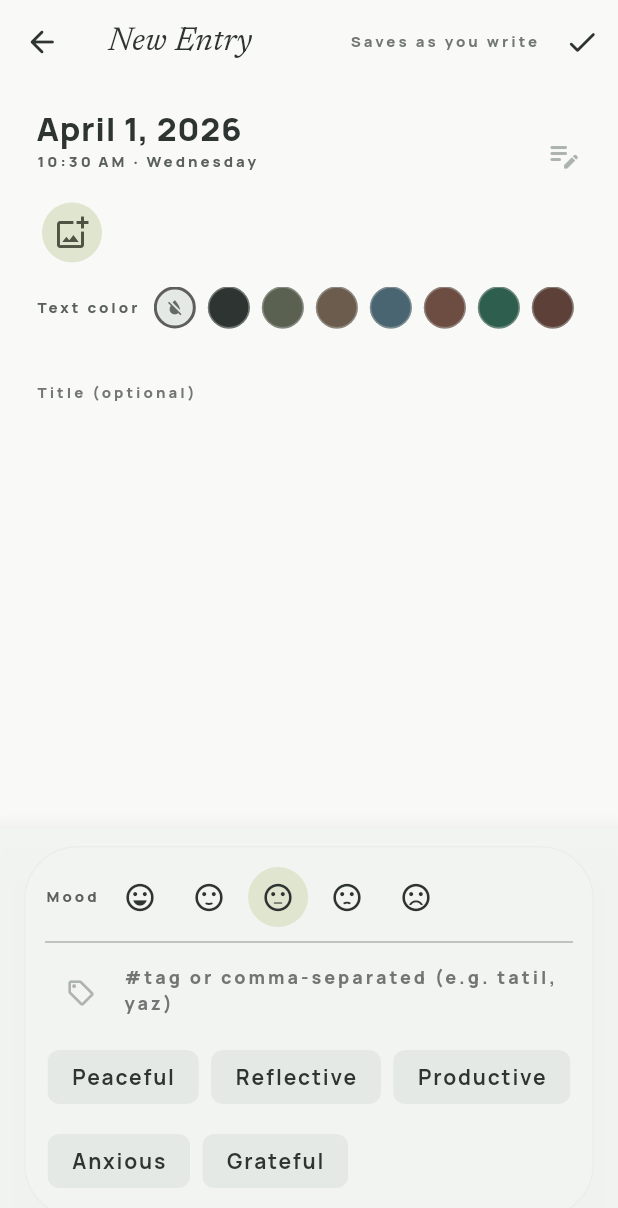
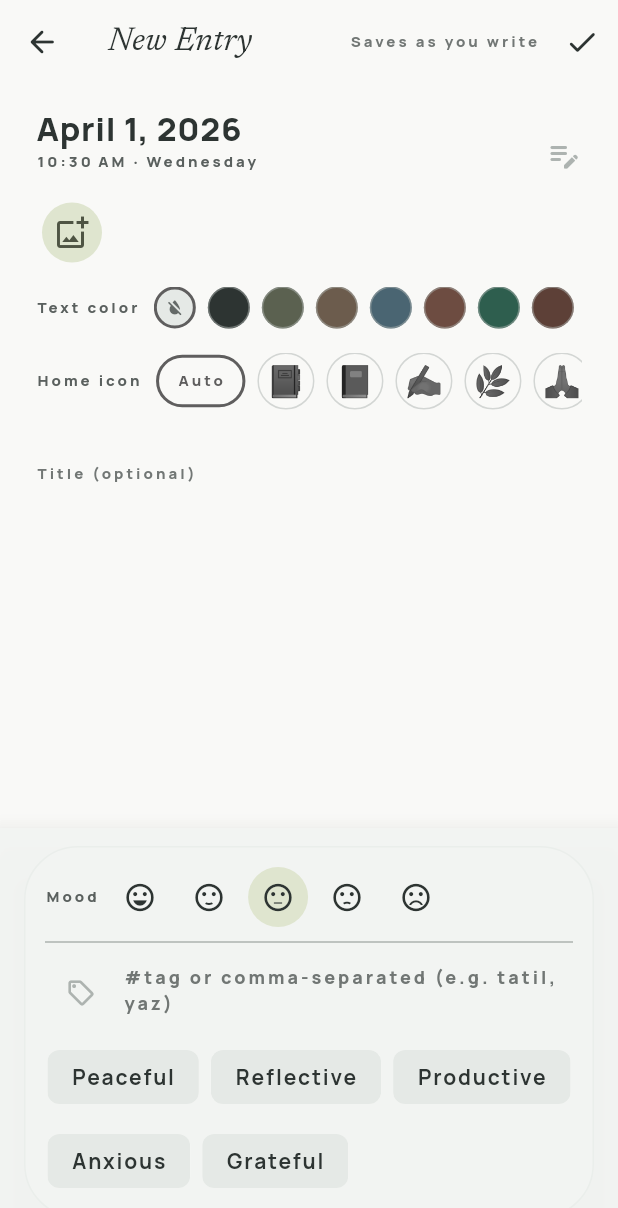
Before and after one commit to HasanSRTDMR/Memoirly, a Flutter app: the WriteEntryPage screen opened by its route, on a phone screen of 412 x 824 dp. Shown: the top 1208 px of the screen. Run offline on Flutter 3.47's test engine with Material 3 defaults, Android fonts, the phone set to English and light mode, and no system bars; our stand-ins replace cloud_firestore, equatable, file_picker, firebase_auth, firebase_core, flutter_riverpod and 6 more; accounts and stored records are empty; network calls fail.

Commit message:
ikon düzeltmesi

```diff
--- /dev/null
+++ b/lib/core/constants/entry_list_emoji.dart
@@ -0,0 +1,105 @@
+import 'package:flutter/material.dart';
+import 'package:memoirly/domain/entities/journal_entry.dart';
+
+/// Ana sayfa satırı için seçenekler — ilk sürümdeki emoji şekilleri (Material ikon değil).
+const kArchiveListEmojiChoices = <String>[
+  '📔',
+  '📓',
+  '✍️',
+  '🌿',
+  '🙏',
+  '😰',
+  '⚡',
+  '💭',
+  '🌙',
+  '☕',
+  '🎵',
+  '💡',
+  '❤️',
+  '🌅',
+  '🌧️',
+  '✨',
+  '🦋',
+  '📝',
+];
+
+/// Eski sürümden kalan ASCII ikon anahtarları (book, stories, …) — kayıtta kalmış olabilir.
+bool _looksLikeStoredIconKey(String s) {
+  return RegExp(r'^[a-z][a-z0-9_]*$').hasMatch(s);
+}
+
+String _emojiFromMood(String? m) {
+  if (m == null) return '📔';
+  const map = {
+    'peaceful': '🌿',
+    'grateful': '🙏',
+    'anxious': '😰',
+    'productive': '⚡',
+    'reflective': '💭',
+    'serene': '🌙',
+  };
+  return map[m] ?? '📓';
+}
+
+/// Ana satırda gösterilecek emoji (özel seçim veya ruh hâli).
+String emojiForHomeArchiveList(JournalEntry e) {
+  final custom = e.cardEmoji?.trim();
+  if (custom != null && custom.isNotEmpty) {
+    if (_looksLikeStoredIconKey(custom)) {
+      return _emojiFromMood(e.mood);
+    }
+    return custom;
+  }
+  return _emojiFromMood(e.mood);
+}
+
+/// Yazma ekranında bir hücrenin “seçili” sayılması (Otomatik dışında).
+bool isPickedArchiveListEmoji(String? value) {
+  final v = value?.trim();
+  if (v == null || v.isEmpty) return false;
+  if (_looksLikeStoredIconKey(v)) return false;
+  return true;
+}
+
+/// Grayscale + modulate sonrası çok koyu görünmesin diye [onSurface] yerine açık gri tonlar.
+Color archiveEmojiModulateColor(ColorScheme scheme, {bool emphasized = false}) {
+  if (emphasized) {
+    return Color.lerp(scheme.primary, scheme.surface, 0.22)!;
+  }
+  return Color.lerp(scheme.onSurfaceVariant, scheme.surface, 0.32)!;
+}
+
+/// Parlak emoji yerine: önce gri ton, sonra [color] ile çarpım — Archive paletiyle uyum.
+Widget themedArchiveListEmoji(
+  String emoji, {
+  required Color color,
+  double size = 22,
+}) {
+  return ColorFiltered(
+    colorFilter: const ColorFilter.matrix(<double>[
+      0.2126, 0.7152, 0.0722, 0, 0,
+      0.2126, 0.7152, 0.0722, 0, 0,
+      0.2126, 0.7152, 0.0722, 0, 0,
+      0, 0, 0, 1, 0,
+    ]),
+    child: ColorFiltered(
+      colorFilter: ColorFilter.mode(color, BlendMode.modulate),
+      child: Text(
+        emoji,
+        style: TextStyle(fontSize: size, height: 1.1),
+      ),
+    ),
+  );
+}
+
+Widget themedArchiveListLeading(
+  JournalEntry entry, {
+  required Color color,
+  double size = 22,
+}) {
+  return themedArchiveListEmoji(
+    emojiForHomeArchiveList(entry),
+    color: color,
+    size: size,
+  );
+}
--- a/lib/core/di/providers.dart
+++ b/lib/core/di/providers.dart
@@ -65,8 +65,10 @@ final journalEntriesStreamProvider =
   return ref.watch(watchEntriesUseCaseProvider).call();
 });
 
+/// Single-entry fetch for detail/edit; autoDispose + invalidate after saves keeps
+/// text in sync with the live journal stream.
 final entryByIdProvider =
-    FutureProvider.family<JournalEntry?, String>((ref, id) async {
+    FutureProvider.autoDispose.family<JournalEntry?, String>((ref, id) async {
   return ref.read(journalRepositoryProvider).getById(id);
 });
 
--- a/lib/core/localization/app_localizations.dart
+++ b/lib/core/localization/app_localizations.dart
@@ -325,6 +325,18 @@ abstract class AppLocalizations {
   /// In en, this message translates to:
   /// **'Default'**
   String get textColorDefault;
+
+  /// No description provided for @archiveListIcon.
+  ///
+  /// In en, this message translates to:
+  /// **'Home icon'**
+  String get archiveListIcon;
+
+  /// No description provided for @archiveListIconAuto.
+  ///
+  /// In en, this message translates to:
+  /// **'Auto'**
+  String get archiveListIconAuto;
 
   /// No description provided for @entryDetail.
   ///
--- a/lib/core/localization/app_localizations_en.dart
+++ b/lib/core/localization/app_localizations_en.dart
@@ -124,6 +124,12 @@ class AppLocalizationsEn extends AppLocalizations {
 
   @override
   String get textColorDefault => 'Default';
+
+  @override
+  String get archiveListIcon => 'Home icon';
+
+  @override
+  String get archiveListIconAuto => 'Auto';
 
   @override
   String get entryDetail => 'Entry';
--- a/lib/core/localization/app_localizations_tr.dart
+++ b/lib/core/localization/app_localizations_tr.dart
@@ -123,6 +123,12 @@ class AppLocalizationsTr extends AppLocalizations {
 
   @override
   String get textColorDefault => 'Varsayılan';
+
+  @override
+  String get archiveListIcon => 'Ana sayfa ikonu';
+
+  @override
+  String get archiveListIconAuto => 'Otomatik';
 
   @override
   String get entryDetail => 'Kayıt';
--- a/lib/domain/entities/journal_entry.dart
+++ b/lib/domain/entities/journal_entry.dart
@@ -11,6 +11,7 @@ class JournalEntry extends Equatable {
     this.tags = const [],
     this.imagePaths = const [],
     this.contentColorArgb,
+    this.cardEmoji,
   });
 
   final String id;
@@ -24,6 +25,8 @@ class JournalEntry extends Equatable {
   final List<String> imagePaths;
   /// When set, body text is shown in this color in the reader (ARGB, 32-bit).
   final int? contentColorArgb;
+  /// Ana sayfa satırı için seçilen emoji; eski sürümde kısa ikon anahtarı da olabilir.
+  final String? cardEmoji;
 
   /// Title + body; counts Unicode letter/number runs (works for Turkish and Latin).
   int get wordCount {
@@ -51,8 +54,10 @@ class JournalEntry extends Equatable {
     List<String>? tags,
     List<String>? imagePaths,
     int? contentColorArgb,
+    String? cardEmoji,
     bool clearMood = false,
     bool clearContentColor = false,
+    bool clearCardEmoji = false,
   }) {
     return JournalEntry(
       id: id ?? this.id,
@@ -65,6 +70,7 @@ class JournalEntry extends Equatable {
       imagePaths: imagePaths ?? this.imagePaths,
       contentColorArgb:
           clearContentColor ? null : (contentColorArgb ?? this.contentColorArgb),
+      cardEmoji: clearCardEmoji ? null : (cardEmoji ?? this.cardEmoji),
     );
   }
 
@@ -79,5 +85,6 @@ class JournalEntry extends Equatable {
         tags,
         imagePaths,
         contentColorArgb,
+        cardEmoji,
       ];
 }
--- a/lib/features/journal/presentation/entry_detail_page.dart
+++ b/lib/features/journal/presentation/entry_detail_page.dart
@@ -111,6 +111,7 @@ class EntryDetailPage extends ConsumerWidget {
                   );
                   if (ok == true && context.mounted) {
                     await ref.read(deleteEntryUseCaseProvider).call(entry.id);
+                    ref.invalidate(entryByIdProvider(entry.id));
                     if (context.mounted) context.pop();
                   }
                 },
--- a/lib/features/journal/presentation/write_entry_page.dart
+++ b/lib/features/journal/presentation/write_entry_page.dart
@@ -7,6 +7,7 @@ import 'package:flutter_riverpod/flutter_riverpod.dart';
 import 'package:go_router/go_router.dart';
 import 'package:image_picker/image_picker.dart';
 import 'package:intl/intl.dart';
+import 'package:memoirly/core/constants/entry_list_emoji.dart';
 import 'package:memoirly/core/constants/mood_keys.dart';
 import 'package:memoirly/core/di/providers.dart';
 import 'package:memoirly/core/localization/app_localizations.dart';
@@ -43,6 +44,8 @@ class _WriteEntryPageState extends ConsumerState<WriteEntryPage> {
   Completer<bool>? _persistCoalescer;
   final List<String> _imagePaths = [];
   int? _contentColorArgb;
+  /// Ana sayfa emoji seçimi; null veya eski ikon anahtarı = Otomatik (ruh hâli).
+  String? _cardEmoji;
 
   /// Extra scroll padding so the body field stays above the bottom composer.
   static const double _composerScrollReserve = 200;
@@ -299,10 +302,15 @@ class _WriteEntryPageState extends ConsumerState<WriteEntryPage> {
         tags: tags,
         imagePaths: List<String>.from(_imagePaths),
         contentColorArgb: _contentColorArgb,
+        cardEmoji: _cardEmoji,
       );
 
       // Repository `update` is upsert-safe (Firestore merge-set, local list upsert).
       await ref.read(updateEntryUseCaseProvider).call(entry);
+
+      // So detail screen and the next open of this editor see fresh data, not a
+      // cached [entryByIdProvider] result from before the save.
+      ref.invalidate(entryByIdProvider(id));
 
       if (mounted) {
         setState(() => _lastSavedAt = DateTime.now());
@@ -385,6 +393,7 @@ class _WriteEntryPageState extends ConsumerState<WriteEntryPage> {
                   ..clear()
                   ..addAll(e.imagePaths);
                 _contentColorArgb = e.contentColorArgb;
+                _cardEmoji = e.cardEmoji;
                 _hydrated = true;
               });
             });
@@ -428,6 +437,7 @@ class _WriteEntryPageState extends ConsumerState<WriteEntryPage> {
         ? Color(_contentColorArgb!)
         : onSurface;
     final parsedTags = _parseTags(_tags.text);
+    final archiveListAutoSelected = !isPickedArchiveListEmoji(_cardEmoji);
 
     Widget? status;
     if (_persistInFlight) {
@@ -640,6 +650,96 @@ class _WriteEntryPageState extends ConsumerState<WriteEntryPage> {
                   ],
                 ),
                 const SizedBox(height: 16),
+                Row(
+                  crossAxisAlignment: CrossAxisAlignment.center,
+                  children: [
+                    Text(
+                      l.archiveListIcon,
+                      style: theme.textTheme.labelSmall?.copyWith(
+                        color: cs.onSurfaceVariant,
+                      ),
+                    ),
+                    const SizedBox(width: 10),
+                    Expanded(
+                      child: SingleChildScrollView(
+                        scrollDirection: Axis.horizontal,
+                        child: Row(
+                          children: [
+                            Padding(
+                              padding: const EdgeInsets.only(right: 8),
+                              child: InkWell(
+                                onTap: () {
+                                  setState(() => _cardEmoji = null);
+                                  _scheduleDebouncedSave();
+                                },
+                                borderRadius: BorderRadius.circular(999),
+                                child: Container(
+                                  padding: const EdgeInsets.symmetric(
+                                    horizontal: 12,
+                                    vertical: 8,
+                                  ),
+                                  decoration: BoxDecoration(
+                                    borderRadius: BorderRadius.circular(999),
+                                    border: Border.all(
+                                      color: archiveListAutoSelected
+                                          ? cs.primary
+                                          : AppColors.outlineVariant
+                                              .withValues(alpha: 0.5),
+                                      width: archiveListAutoSelected ? 2 : 1,
+                                    ),
+                                  ),
+                                  child: Text(
+                                    l.archiveListIconAuto,
+                                    style: theme.textTheme.labelSmall?.copyWith(
+                                      color: archiveListAutoSelected
+                                          ? cs.primary
+                                          : cs.onSurfaceVariant,
+                                    ),
+                                  ),
+                                ),
+                              ),
+                            ),
+                            for (final emoji in kArchiveListEmojiChoices)
+                              Padding(
+                                padding: const EdgeInsets.only(right: 8),
+                                child: InkWell(
+                                  onTap: () {
+                                    setState(() => _cardEmoji = emoji);
+                                    _scheduleDebouncedSave();
+                                  },
+                                  customBorder: const CircleBorder(),
+                                  child: Container(
+                                    width: 38,
+                                    height: 38,
+                                    alignment: Alignment.center,
+                                    decoration: BoxDecoration(
+                                      shape: BoxShape.circle,
+                                      border: Border.all(
+                                        color: _cardEmoji == emoji
+                                            ? cs.primary
+                                            : AppColors.outlineVariant
+                                                .withValues(alpha: 0.5),
+                                        width: _cardEmoji == emoji ? 2 : 1,
+                                      ),
+                                    ),
+                                    child: themedArchiveListEmoji(
+                                      emoji,
+                                      color: archiveEmojiModulateColor(
+                                        cs,
+                                        emphasized: _cardEmoji == emoji,
+                                      ),
+                                      size: 20,
+                                    ),
+                                  ),
+                                ),
+                              ),
+                          ],
+                        ),
+                      ),
+                    ),
+                  ],
+                ),
+                const SizedBox(height: 16),
                 TextField(
                   controller: _title,
                   cursorColor: onSurface,
--- a/lib/l10n/app_en.arb
+++ b/lib/l10n/app_en.arb
@@ -38,6 +38,8 @@
   "addImage": "Add image",
   "textColor": "Text color",
   "textColorDefault": "Default",
+  "archiveListIcon": "Home icon",
+  "archiveListIconAuto": "Auto",
   "entryDetail": "Entry",
   "edit": "Edit",
   "delete": "Delete",
--- a/lib/l10n/app_tr.arb
+++ b/lib/l10n/app_tr.arb
@@ -38,6 +38,8 @@
   "addImage": "Görsel ekle",
   "textColor": "Yazı rengi",
   "textColorDefault": "Varsayılan",
+  "archiveListIcon": "Ana sayfa ikonu",
+  "archiveListIconAuto": "Otomatik",
   "entryDetail": "Kayıt",
   "edit": "Düzenle",
   "delete": "Sil",
```
Also changed, not shown: lib/data/models/journal_entry_model.dart (+8 -0 lines), lib/features/home/presentation/home_page.dart (+7 -17 lines).
